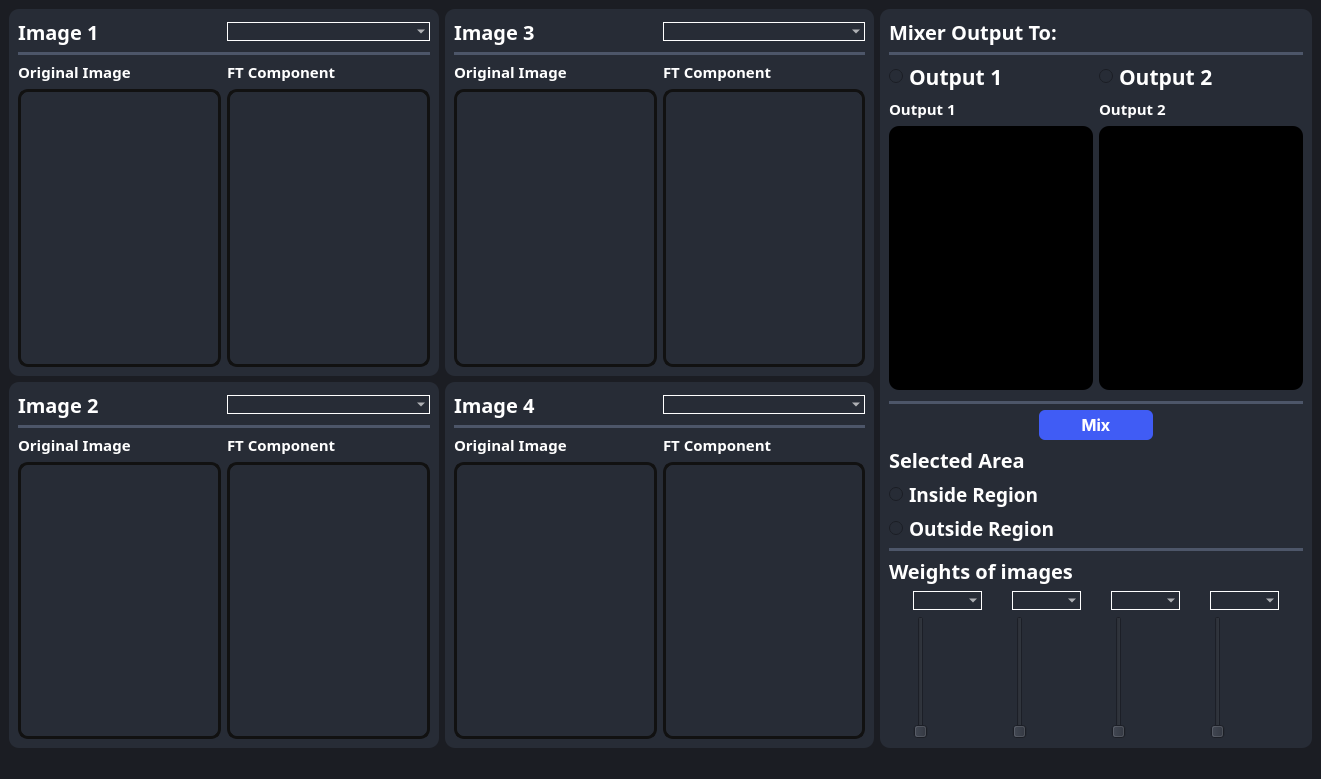
Old version of the form MainWindow.ui in the repository joyou159/Fourier-Image-Mixer.
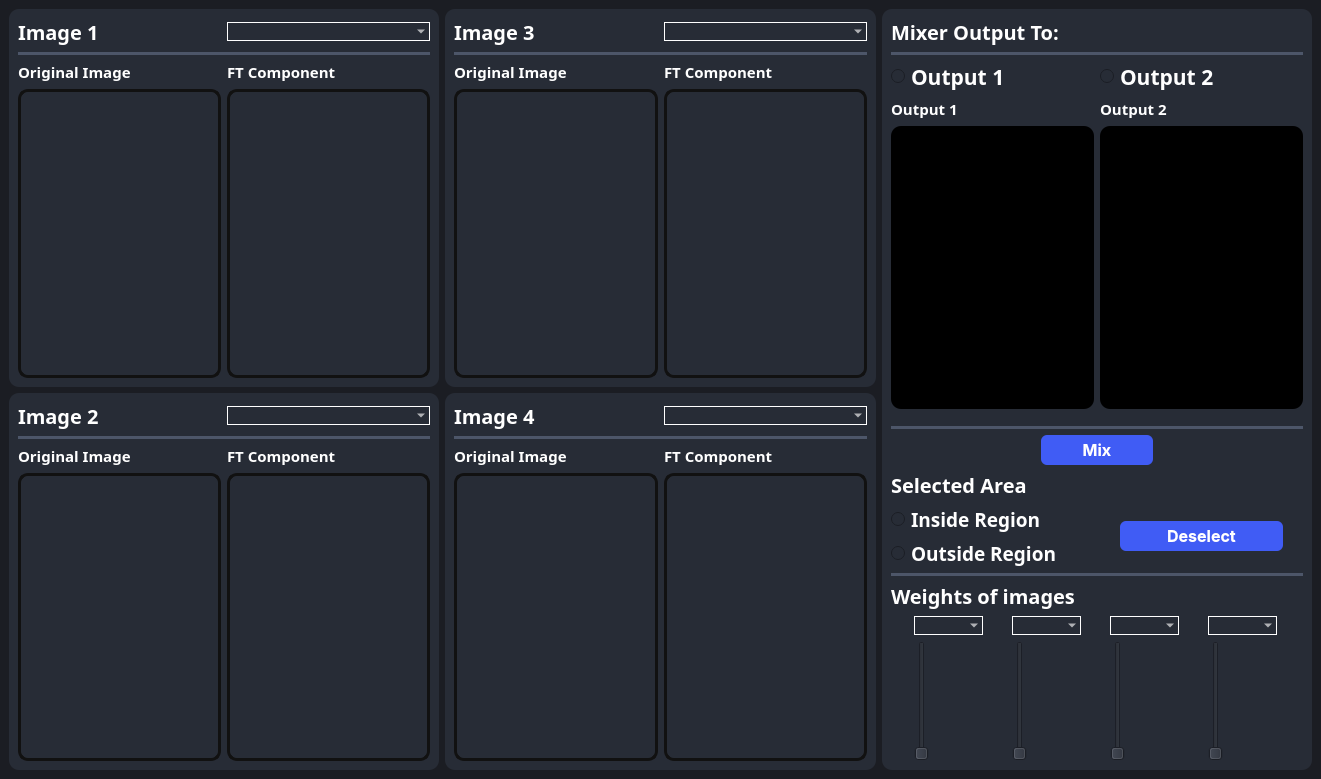
New version of the form. Icons and pictures are not drawn.

What changed in the file:
```diff
--- a/MainWindow.ui
+++ b/MainWindow.ui
@@ -22,9 +22,7 @@
    </property>
    <layout class="QGridLayout" name="gridLayout_5">
     <item row="0" column="0">
-     <layout class="QHBoxLayout" name="horizontalMain" stretch="2,1">
-      <item>
-       <layout class="QHBoxLayout" name="horizontalLayout_left">
+     <layout class="QHBoxLayout" name="horizontalLayout_10">
         <item>
          <layout class="QVBoxLayout" name="verticalLayout_left">
           <item>
@@ -654,8 +652,6 @@
           </item>
          </layout>
         </item>
-       </layout>
-      </item>
       <item>
        <widget class="QFrame" name="frame_right">
         <property name="styleSheet">
@@ -669,7 +665,7 @@
         <property name="frameShadow">
          <enum>QFrame::Raised</enum>
         </property>
-        <layout class="QVBoxLayout" name="verticalLayout_21" stretch="0,0,0,2,0,0,0,0,0,0,0,1">
+        <layout class="QVBoxLayout" name="verticalLayout_18" stretch="0,0,2,0,0,0,1">
          <item>
           <widget class="QLabel" name="mixerOutputTo">
            <property name="font">
@@ -720,6 +716,8 @@
           </widget>
          </item>
          <item>
+          <layout class="QVBoxLayout" name="verticalLayout_17">
+           <item>
           <layout class="QHBoxLayout" name="horizontalLayout_Routput">
            <item>
             <widget class="QRadioButton" name="radioButton">
@@ -762,7 +760,7 @@
          <item>
           <layout class="QHBoxLayout" name="horizontalLayout_output">
            <property name="bottomMargin">
-            <number>5</number>
+              <number>11</number>
            </property>
            <item>
             <layout class="QVBoxLayout" name="verticalLayout_OP1" stretch="0,5">
@@ -824,6 +822,8 @@
            </item>
           </layout>
          </item>
+          </layout>
+         </item>
          <item>
           <widget class="Line" name="line_17">
            <property name="styleSheet">
@@ -855,7 +855,15 @@
           </widget>
          </item>
          <item>
+          <layout class="QVBoxLayout" name="verticalLayout_16">
+           <item>
           <widget class="QPushButton" name="mixxer">
+             <property name="sizePolicy">
+              <sizepolicy hsizetype="Preferred" vsizetype="Fixed">
+               <horstretch>0</horstretch>
+               <verstretch>0</verstretch>
+              </sizepolicy>
+             </property>
            <property name="font">
             <font>
              <family>-apple-system</family>
@@ -868,26 +876,38 @@
            </property>
            <property name="styleSheet">
             <string notr="true">QPushButton{
-  appearance: button;
-  background-color: #405cf5;
-  border-radius: 6px;
-  border-width: 0;
-  box-shadow: rgba(50, 50, 93, .1) 0 0 0 1px inset,rgba(50, 50, 93, .1) 0 2px 5px 0,rgba(0, 0, 0, .07) 0 1px 1px 0;
-  color: #fff;
-  cursor: pointer;
-  font-family: -apple-system,system-ui,&quot;Segoe UI&quot;,Roboto,&quot;Helvetica Neue&quot;,Ubuntu,sans-serif;
-  height: 30px;
-  margin: 0 150px 0 150px;
-  position: center;
-  width:30%;
+appearance: button;
+
+background-color: #405cf5;
+border-radius: 6px;
+border-width: 0;
+box-shadow: rgba(50, 50, 93, .1) 0 0 0 1px inset,rgba(50, 50, 93, .1) 0 2px 5px 0,rgba(0, 0, 0, .07) 0 1px 1px 0;
+
+color: #fff;
+cursor: pointer;
+font-family: -apple-system,system-ui,&quot;Segoe UI&quot;,Roboto,&quot;Helvetica Neue&quot;,Ubuntu,sans-serif;
+font-size: 100%;
+height: 30px;
+line-height: 1.15;
+outline: none;
+overflow: hidden;
+position: relative;
+margin: 0 150;
+text-align: center;
+text-transform: none;
+transform: translateZ(0);
+transition: all .2s,box-shadow .08s ease-in;
+user-select: none;
+-webkit-user-select: none;
+touch-action: manipulation;
+width: 100%; /* Reduced width to 200 pixels */
 }
 QPushButton:hover{
 background-color: #283999;
 }
 QPushButton:pressed{
 background-color: #1c2973;
-}
-</string>
+}</string>
            </property>
            <property name="text">
             <string>Mix</string>
@@ -905,6 +925,8 @@
           </widget>
          </item>
          <item>
+            <layout class="QVBoxLayout" name="verticalLayout_15">
+             <item>
           <widget class="QLabel" name="selectedArea">
            <property name="font">
             <font>
@@ -924,6 +946,10 @@
           </widget>
          </item>
          <item>
+              <layout class="QHBoxLayout" name="horizontalLayout_9">
+               <item>
+                <layout class="QVBoxLayout" name="verticalLayout_7">
+                 <item>
           <widget class="QRadioButton" name="radioButton_In">
            <property name="font">
             <font>
@@ -960,6 +986,60 @@
            </property>
           </widget>
          </item>
+                </layout>
+               </item>
+               <item>
+                <widget class="QPushButton" name="Deselect">
+                 <property name="font">
+                  <font>
+                   <family>-apple-system</family>
+                   <pointsize>12</pointsize>
+                   <bold>true</bold>
+                  </font>
+                 </property>
+                 <property name="layoutDirection">
+                  <enum>Qt::LeftToRight</enum>
+                 </property>
+                 <property name="styleSheet">
+                  <string notr="true">QPushButton{
+  appearance: button;
+  background-color: #405cf5;
+  border-radius: 6px;
+  border-width: 0;
+  box-shadow: rgba(50, 50, 93, .1) 0 0 0 1px inset,rgba(50, 50, 93, .1) 0 2px 5px 0,rgba(0, 0, 0, .07) 0 1px 1px 0;
+  color: #fff;
+  cursor: pointer;
+  font-family: -apple-system,system-ui,&quot;Segoe UI&quot;,Roboto,&quot;Helvetica Neue&quot;,Ubuntu,sans-serif;
+  height: 30px;
+  margin: 0 20px 0 20px;
+  position: center;
+  width:70px;
+}
+QPushButton:hover{
+background-color: #283999;
+}
+QPushButton:pressed{
+background-color: #1c2973;
+}
+</string>
+                 </property>
+                 <property name="text">
+                  <string>Deselect</string>
+                 </property>
+                 <property name="iconSize">
+                  <size>
+                   <width>25</width>
+                   <height>20</height>
+                  </size>
+                 </property>
+                </widget>
+               </item>
+              </layout>
+             </item>
+            </layout>
+           </item>
+          </layout>
+         </item>
          <item>
           <widget class="Line" name="line_18">
            <property name="styleSheet">
@@ -991,6 +1071,8 @@
           </widget>
          </item>
          <item>
+          <layout class="QVBoxLayout" name="verticalLayout_8">
+           <item>
           <widget class="QLabel" name="WeightOfImages">
            <property name="font">
             <font>
@@ -1121,6 +1203,8 @@
           </layout>
          </item>
         </layout>
+         </item>
+        </layout>
        </widget>
       </item>
      </layout>
@@ -1137,7 +1221,6 @@
     </rect>
    </property>
   </widget>
-  <widget class="QStatusBar" name="statusbar"/>
  </widget>
  <resources/>
  <connections/>
```
Lines whose indentation alone changed are shown as unchanged.
